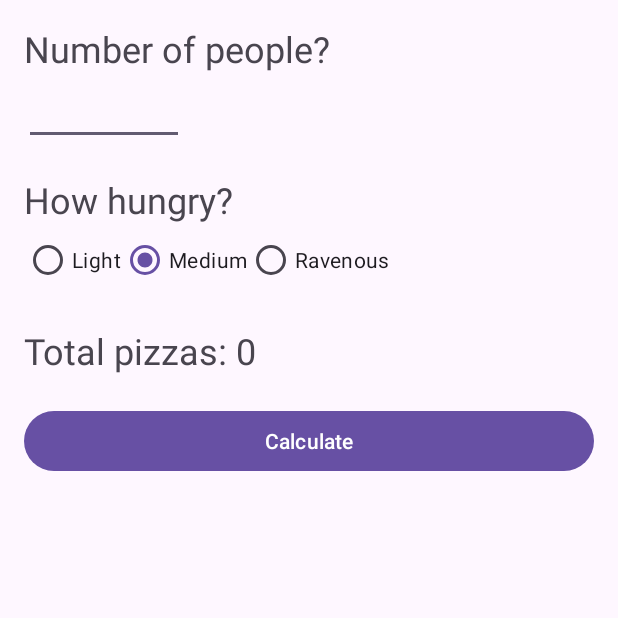
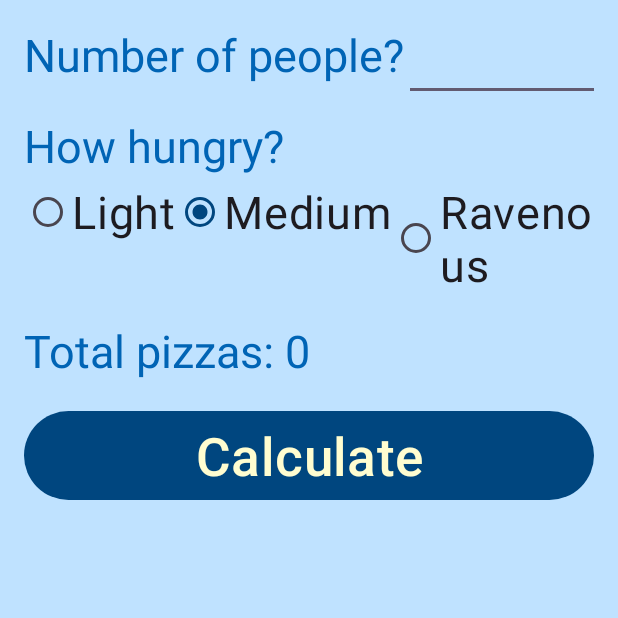
Before and after one commit to cruffing0528/PizzaParty, an Android app: the screen it shows after launch (MainActivity), after a tap on "Calculate", on a phone screen of 412 x 824 dp, the top half of it. Run offline under Robolectric (Android 15) with nearby library versions, the phone set to English and light mode, and no system bars.

Commit message:
Pushing changes for my Lab 2 assignment

```diff
--- a/app/src/main/java/com/zybooks/pizzaparty/MainActivity.kt
+++ b/app/src/main/java/com/zybooks/pizzaparty/MainActivity.kt
@@ -1,14 +1,14 @@
 package com.zybooks.pizzaparty
 
 import android.os.Bundle
+import android.text.TextWatcher
 import android.view.View
 import android.widget.EditText
 import android.widget.RadioGroup
 import android.widget.TextView
 import androidx.appcompat.app.AppCompatActivity
-import kotlin.math.ceil
 
-const val SLICES_PER_PIZZA = 8
+//const val SLICES_PER_PIZZA = 8
 
 class MainActivity : AppCompatActivity() {
 
@@ -28,30 +28,68 @@ class MainActivity : AppCompatActivity() {
         numAttendEditText = findViewById(R.id.num_attend_edit_text)
         howHungryRadioGroup = findViewById(R.id.hungry_radio_group)
         numPizzasTextView = findViewById(R.id.num_pizzas_text_view)
+
+//        // TextWatcher
+//        numAttendEditText.addTextChangedListener(object : TextWatcher {
+//            override fun beforeTextChanged(s: CharSequence?, start: Int, count: Int, after: Int) {}
+//            override fun onTextChanged(s: CharSequence?, start: Int, before: Int, count: Int) {
+//                // If user starts typing number of people attending, then set s to empty string
+//                numAttendEditText.setText("")
+//            }
+//            override fun afterTextChanged(s: Editable?) {}
+//        })
     }
 
     /**
      * When the user types a number and selects a radio button, and then clicks the Calculate button,
      * this method is called.
      * The total number of pizzas is calculated by the user input number of attendees and returned.
+     * MainActivity.kt is the Controller in MVC
      */
     fun calculateClick(view: View) {
 
-        /** Get the text that was typed into the EditText */
+        // Get the text that was typed into the EditText
         val numAttendStr = numAttendEditText.text.toString()
 
-        /** Convert the text into an integer */
-        val numAttend = numAttendStr.toInt()
+        // Convert the text into an integer
+        val numAttend = numAttendStr.toIntOrNull() ?: 0
 
-        /** Determine how many slices on average each person will eat */
-        val slicesPerPerson = when (howHungryRadioGroup.checkedRadioButtonId) {
-            R.id.light_radio_button -> 2
-            R.id.medium_radio_button -> 3
-            else -> 4
+        // Get hunger level selection
+        val hungerLevel = when (howHungryRadioGroup.checkedRadioButtonId) {
+            R.id.light_radio_button -> PizzaCalculator.HungerLevel.LIGHT
+            R.id.medium_radio_button -> PizzaCalculator.HungerLevel.MEDIUM
+            else -> PizzaCalculator.HungerLevel.RAVENOUS
         }
 
-        /** Calculate and show the number of pizzas needed */
-        val totalPizzas = ceil(numAttend * slicesPerPerson / SLICES_PER_PIZZA.toDouble()).toInt()
-        numPizzasTextView.text = "Total pizzas: $totalPizzas"
+        // Get the number of pizzas needed
+        // Using the PizzaCalculator.kt class to calculate the total number of pizzas needed
+        // based on the number of attendees and hunger level.
+        val calc = PizzaCalculator(numAttend, hungerLevel)
+        val totalPizzas = calc.totalPizzas
+
+        // Place totalPizzas into the string resource and display
+        val totalText = getString(R.string.total_pizzas_num, totalPizzas)
+        numPizzasTextView.text = totalText
     }
+
+
+//    fun calculateClick(view: View) {
+//
+//        /** Get the text that was typed into the EditText */
+//        val numAttendStr = numAttendEditText.text.toString()
+//
+//        /** Convert the text into an integer */
+//        val numAttend = numAttendStr.toInt()
+//
+//        /** Determine how many slices on average each person will eat */
+//        val slicesPerPerson = when (howHungryRadioGroup.checkedRadioButtonId) {
+//            R.id.light_radio_button -> 2
+//            R.id.medium_radio_button -> 3
+//            else -> 4
+//        }
+//
+//        /** Calculate and show the number of pizzas needed */
+//        val totalPizzas = ceil(numAttend * slicesPerPerson / SLICES_PER_PIZZA.toDouble()).toInt()
+//        numPizzasTextView.text = "Total pizzas: $totalPizzas"
+//    }
 }
--- /dev/null
+++ b/app/src/main/java/com/zybooks/pizzaparty/PizzaCalculator.kt
@@ -0,0 +1,26 @@
+package com.zybooks.pizzaparty
+
+import kotlin.math.ceil
+
+const val SLICES_PER_PIZZA = 8
+
+// This is the Model in MVC
+class PizzaCalculator(partySize: Int, var hungerLevel: HungerLevel) {
+    var partySize = 0
+        set(value) {
+            field = if (value >= 0) value else 0
+        }
+
+    enum class HungerLevel(var numSlices: Int) {
+        LIGHT(2), MEDIUM(3), RAVENOUS(4)
+    }
+
+    val totalPizzas: Int
+        get() {
+            return ceil(partySize * hungerLevel.numSlices / SLICES_PER_PIZZA.toDouble()).toInt()
+        }
+
+    init {
+        this.partySize = partySize
+    }
+}
--- a/app/src/main/res/layout/activity_main.xml
+++ b/app/src/main/res/layout/activity_main.xml
@@ -1,76 +1,93 @@
 <?xml version="1.0" encoding="utf-8"?>
-<LinearLayout xmlns:android="http://schemas.android.com/apk/res/android"
+<androidx.constraintlayout.widget.ConstraintLayout xmlns:android="http://schemas.android.com/apk/res/android"
     xmlns:tools="http://schemas.android.com/tools"
+    xmlns:app="http://schemas.android.com/apk/res-auto"
     android:id="@+id/activity_main"
     android:layout_width="match_parent"
     android:layout_height="match_parent"
     android:orientation="vertical"
-    android:paddingBottom="16dp"
-    android:paddingLeft="16dp"
-    android:paddingRight="16dp"
-    android:paddingTop="16dp"
+    android:paddingBottom="@dimen/activity_vertical_margin"
+    android:paddingLeft="@dimen/activity_horizontal_margin"
+    android:paddingRight="@dimen/activity_horizontal_margin"
+    android:paddingTop="@dimen/activity_vertical_margin"
     tools:context="com.zybooks.pizzaparty.MainActivity">
 
     <TextView
+        android:id="@+id/num_attend_text"
         android:layout_width="wrap_content"
         android:layout_height="wrap_content"
-        android:text="Number of people?"
-        android:textSize="24sp"
-        android:labelFor="@id/num_attend_edit_text" />
+        android:text="@string/number_of_people"
+        android:textSize="@dimen/text_size"
+        android:labelFor="@id/num_attend_edit_text"
+        app:layout_constraintLeft_toLeftOf="parent"
+        app:layout_constraintTop_toTopOf="parent" />
 
     <EditText
         android:id="@+id/num_attend_edit_text"
         android:layout_width="wrap_content"
         android:layout_height="wrap_content"
-        android:minHeight="48dp"
+        android:minHeight="@dimen/edit_textview_min_height"
         android:inputType="number"
         android:ems="5"
-        android:importantForAutofill="no" />
+        android:importantForAutofill="no"
+        app:layout_constraintTop_toTopOf="@id/num_attend_text"
+        app:layout_constraintLeft_toRightOf="@id/num_attend_text"
+        app:layout_constraintBaseline_toBaselineOf="@id/num_attend_text" />
 
     <TextView
+        android:id="@+id/how_hungry_text"
         android:layout_width="wrap_content"
         android:layout_height="wrap_content"
-        android:layout_marginTop="20dp"
-        android:text="How hungry?"
-        android:textSize="24sp"
-        android:labelFor="@id/hungry_radio_group" />
+        android:layout_marginTop="@dimen/activity_margin_top"
+        android:text="@string/how_hungry"
+        android:textSize="@dimen/text_size"
+        android:labelFor="@id/hungry_radio_group"
+        app:layout_constraintTop_toBottomOf="@id/num_attend_text"
+        app:layout_constraintLeft_toLeftOf="@id/num_attend_text" />
 
     <RadioGroup
         android:id="@+id/hungry_radio_group"
         android:layout_width="fill_parent"
         android:layout_height="wrap_content"
-        android:orientation="horizontal">
+        android:orientation="horizontal"
+        app:layout_constraintTop_toBottomOf="@id/how_hungry_text"
+        app:layout_constraintLeft_toLeftOf="@id/how_hungry_text">
         <RadioButton
             android:id="@+id/light_radio_button"
-            android:text="Light"
+            android:text="@string/light"
             android:layout_width="wrap_content"
             android:layout_height="wrap_content" />
         <RadioButton
             android:id="@+id/medium_radio_button"
-            android:text="Medium"
+            android:text="@string/medium"
             android:layout_width="wrap_content"
             android:layout_height="wrap_content"
             android:checked="true" />
         <RadioButton
             android:id="@+id/ravenous_radio_button"
-            android:text="Ravenous"
+            android:text="@string/ravenous"
             android:layout_width="wrap_content"
             android:layout_height="wrap_content" />
     </RadioGroup>
 
     <TextView
         android:id="@+id/num_pizzas_text_view"
-        android:text="Total pizzas: ?"
+        android:text="@string/total_pizzas"
         android:layout_width="wrap_content"
         android:layout_height="wrap_content"
-        android:layout_marginTop="20dp"
-        android:textSize="24sp"/>
+        android:layout_marginTop="@dimen/activity_margin_top"
+        android:textSize="@dimen/text_size"
+        app:layout_constraintTop_toBottomOf="@id/hungry_radio_group"
+        app:layout_constraintLeft_toLeftOf="@id/hungry_radio_group"/>
 
     <Button
         android:id="@+id/calc_button"
-        android:text="Calculate"
+        android:text="@string/calculate"
         android:layout_width="match_parent"
         android:layout_height="wrap_content"
-        android:layout_marginTop="20dp"
-        android:onClick="calculateClick" />
-</LinearLayout>
+        android:layout_marginTop="@dimen/activity_vertical_margin"
+        android:onClick="calculateClick"
+        app:layout_constraintTop_toBottomOf="@id/num_pizzas_text_view"
+        app:layout_constraintLeft_toLeftOf="@id/num_pizzas_text_view"
+        style="@style/CalcButton" />
+</androidx.constraintlayout.widget.ConstraintLayout>
--- a/app/src/main/res/values/colors.xml
+++ b/app/src/main/res/values/colors.xml
@@ -2,4 +2,8 @@
 <resources>
     <color name="black">#FF000000</color>
     <color name="white">#FFFFFFFF</color>
+    <color name="light_blue">#bfe2ff</color>
+    <color name="baby_blue">#0064b5</color>
+    <color name="dark_blue">#00467f</color>
+    <color name="cream">#FFFDD0</color>
 </resources>
--- /dev/null
+++ b/app/src/main/res/values/dimensions.xml
@@ -0,0 +1,8 @@
+<?xml version="1.0" encoding="utf-8"?>
+<resources>
+    <dimen name="text_size">30sp</dimen>
+    <dimen name="activity_vertical_margin">16dp</dimen>
+    <dimen name="activity_horizontal_margin">16dp</dimen>
+    <dimen name="activity_margin_top">20dp</dimen>
+    <dimen name="edit_textview_min_height">48dp</dimen>
+</resources>
--- a/app/src/main/res/values/strings.xml
+++ b/app/src/main/res/values/strings.xml
@@ -1,3 +1,11 @@
 <resources>
     <string name="app_name">Pizza Party</string>
+    <string name="total_pizzas_num">Total pizzas: %d</string>
+    <string name="number_of_people">Number of people?</string>
+    <string name="how_hungry">How hungry?</string>
+    <string name="light">Light</string>
+    <string name="medium">Medium</string>
+    <string name="ravenous">Ravenous</string>
+    <string name="total_pizzas">Total pizzas: ?</string>
+    <string name="calculate">Calculate</string>
 </resources>
--- /dev/null
+++ b/app/src/main/res/values/styles.xml
@@ -0,0 +1,7 @@
+<?xml version="1.0" encoding="utf-8"?>
+<resources>
+    <style name="CalcButton">
+        <item name="android:textSize">35sp</item>
+        <item name="android:textColor">@color/cream</item>
+    </style>
+</resources>
--- a/app/src/main/res/values/themes.xml
+++ b/app/src/main/res/values/themes.xml
@@ -1,9 +1,16 @@
-<resources xmlns:tools="http://schemas.android.com/tools">
-    <!-- Base application theme. -->
+<resources>
     <style name="Base.Theme.PizzaParty" parent="Theme.Material3.DayNight.NoActionBar">
-        <!-- Customize your light theme here. -->
-        <!-- <item name="colorPrimary">@color/my_light_primary</item> -->
+        <item name="android:windowFullscreen">true</item>
+        <item name="android:colorBackground">#F0F0FF</item>
+        <item name="android:textColor">#FF6200EE</item>
+        <item name="android:textSize">24sp</item>
     </style>
 
-    <style name="Theme.PizzaParty" parent="Base.Theme.PizzaParty" />
+    <style name="Theme.PizzaParty" parent="Base.Theme.PizzaParty">
+        <item name="colorPrimary">@color/dark_blue</item>
+        <item name="android:windowFullscreen">true</item>
+        <item name="android:colorBackground">@color/light_blue</item>
+        <item name="android:textColor">@color/baby_blue</item>
+        <item name="android:textSize">@dimen/text_size</item>
+    </style>
 </resources>
```
